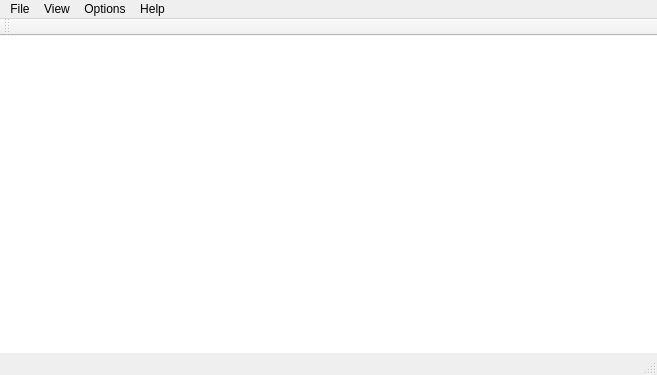
Old version of the form client/qcnlive_qt/mainwindow.ui in the repository myaniu/qcn.
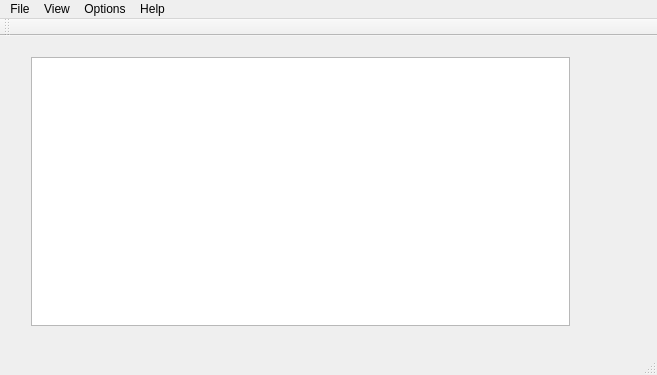
New version of the form.

What changed in the file:
```diff
--- a/client/qcnlive_qt/mainwindow.ui
+++ b/client/qcnlive_qt/mainwindow.ui
@@ -14,21 +14,26 @@
    <string>QCNLive</string>
   </property>
   <widget class="QWidget" name="centralWidget">
-   <widget class="QGraphicsView" name="graphicsView">
+   <property name="sizePolicy">
+    <sizepolicy hsizetype="Expanding" vsizetype="Expanding">
+     <horstretch>0</horstretch>
+     <verstretch>0</verstretch>
+    </sizepolicy>
+   </property>
+   <widget class="QWidget" name="gridLayoutWidget">
     <property name="geometry">
      <rect>
-      <x>0</x>
-      <y>0</y>
-      <width>661</width>
-      <height>351</height>
+      <x>20</x>
+      <y>10</y>
+      <width>561</width>
+      <height>291</height>
      </rect>
     </property>
-    <property name="frameShape">
-     <enum>QFrame::NoFrame</enum>
-    </property>
-    <property name="frameShadow">
-     <enum>QFrame::Plain</enum>
-    </property>
+    <layout class="QGridLayout" name="gridLayout">
+     <item row="0" column="0">
+      <widget class="QGraphicsView" name="graphicsView"/>
+     </item>
+    </layout>
    </widget>
   </widget>
   <widget class="QMenuBar" name="menuBar">
```
Left out of the diff: 24 changed lines with no effect on the pictures.
